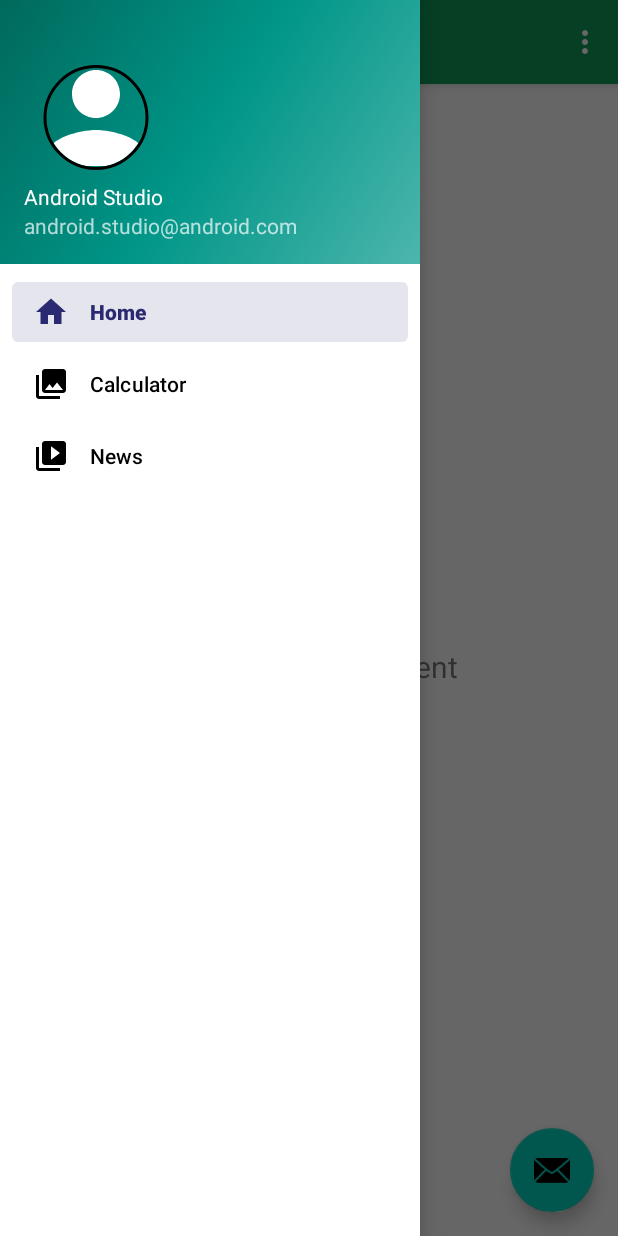
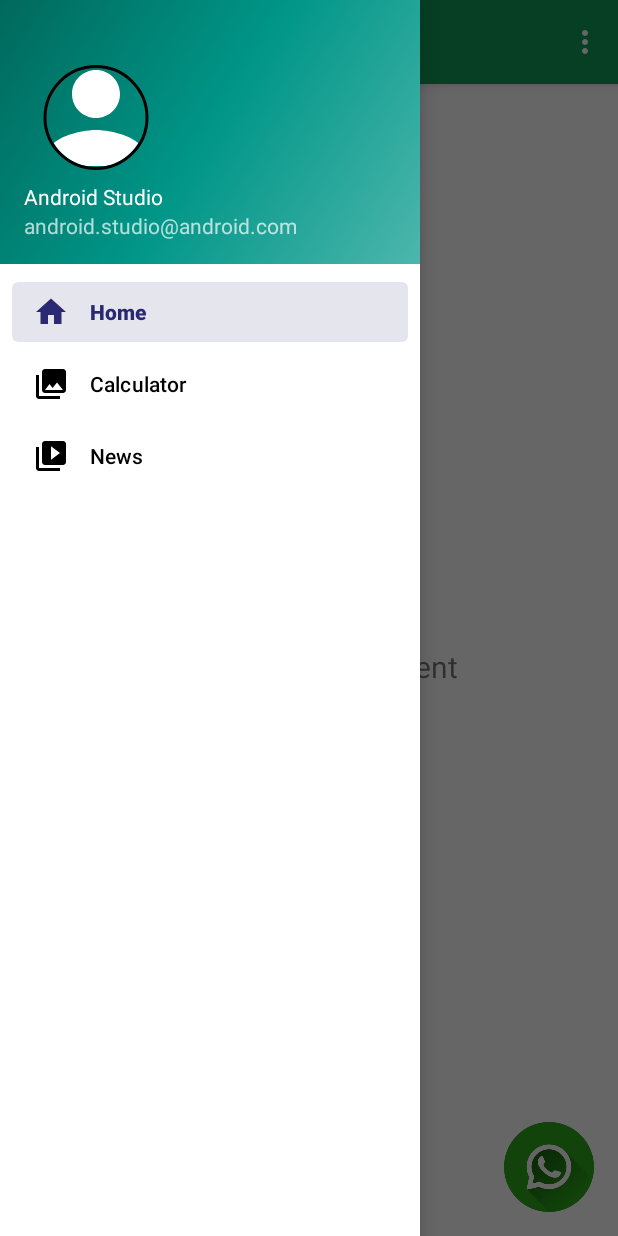
Before and after one commit to jjprojectsgroup/goarbit_ism, an Android app: the screen it shows after launch (MainActivity), with the side drawer open, on a phone screen of 412 x 824 dp. Run offline under Robolectric (Android 15) with nearby library versions, the phone set to English and light mode, and no system bars; our stand-ins replace CircleImageView, Firebase (no records; nobody signed in at launch, a user with empty details on screens opened directly), navigation-ui; pictures from the network do not load.

Commit message:
Se agrega el chat de Whatsapp

```diff
--- a/app/src/main/java/com/example/goarbit_ism/MainActivity.java
+++ b/app/src/main/java/com/example/goarbit_ism/MainActivity.java
@@ -10,6 +10,7 @@ import android.util.Log;
 import android.view.View;
 import android.view.Menu;
 import android.widget.Button;
+import android.widget.ImageButton;
 import android.widget.ImageView;
 import android.widget.TextView;
 import android.widget.Toast;
@@ -71,6 +72,8 @@ public class MainActivity extends AppCompatActivity {
     FirebaseDatabase databaseRef = FirebaseDatabase.getInstance();
     private DatabaseReference db = databaseRef.getReference();
 
+    String url_Whatsapp = "https://wa.me/573123433531";
+
     @Override
     protected void onCreate(Bundle savedInstanceState) {
         super.onCreate(savedInstanceState);
@@ -80,7 +83,7 @@ public class MainActivity extends AppCompatActivity {
 
 
         setSupportActionBar(binding.appBarMain.toolbar);
-        binding.appBarMain.fab.setOnClickListener(new View.OnClickListener() {
+        binding.appBarMain.btnwhatsapp.setOnClickListener(new View.OnClickListener() {
             @Override
             public void onClick(View view) {
                 Snackbar.make(view, "Replace with your own action", Snackbar.LENGTH_LONG)
@@ -103,7 +106,18 @@ public class MainActivity extends AppCompatActivity {
 
         NavigationUI.setupActionBarWithNavController(this, navController, mAppBarConfiguration);
         NavigationUI.setupWithNavController(navigationView, navController);
+
+        final ImageButton btnwhatsapp= binding.appBarMain.btnwhatsapp;
+        btnwhatsapp.setOnClickListener(new View.OnClickListener() {
+
+            public void onClick(View v) {
+                Uri url_W = Uri.parse(url_Whatsapp);
+                Intent link_W = new Intent(Intent.ACTION_VIEW,url_W);
+                startActivity(link_W);
+            }
+        });
     }
+
 
     private void cargarImagen(){
         Intent galeria = new Intent(Intent.ACTION_PICK, MediaStore.Images.Media.EXTERNAL_CONTENT_URI);
--- a/app/src/main/res/layout/app_bar_main.xml
+++ b/app/src/main/res/layout/app_bar_main.xml
@@ -22,13 +22,16 @@
 
     <include layout="@layout/content_main" />
 
-    <com.google.android.material.floatingactionbutton.FloatingActionButton
-        android:id="@+id/fab"
-        android:layout_width="wrap_content"
-        android:layout_height="wrap_content"
+    <ImageButton
+        android:id="@+id/btnwhatsapp"
+        android:layout_width="60dp"
+        android:layout_height="60dp"
+        android:layout_marginRight="35dp"
+        android:layout_marginBottom="16dp"
         android:layout_gravity="bottom|end"
+        android:scaleType="fitCenter"
+        android:background="@color/transparente"
         android:layout_marginEnd="@dimen/fab_margin"
-        android:layout_marginBottom="16dp"
-        app:srcCompat="@android:drawable/ic_dialog_email" />
+        app:srcCompat="@drawable/whatsapp_icon" />
 
 </androidx.coordinatorlayout.widget.CoordinatorLayout>
```
Also changed, not shown: app/src/main/java/com/example/goarbit_ism/ui/login/LoginActivity.java (+24 -3 lines), app/src/main/res/layout/activity_register.xml (+6 -6 lines), app/src/main/res/drawable-hdpi/whatsapp_icon.png (added), app/src/main/res/drawable-mdpi/whatsapp_icon.png (added), app/src/main/res/drawable-xhdpi/whatsapp_icon.png (added), app/src/main/res/drawable-xxhdpi/whatsapp_icon.png (added).
